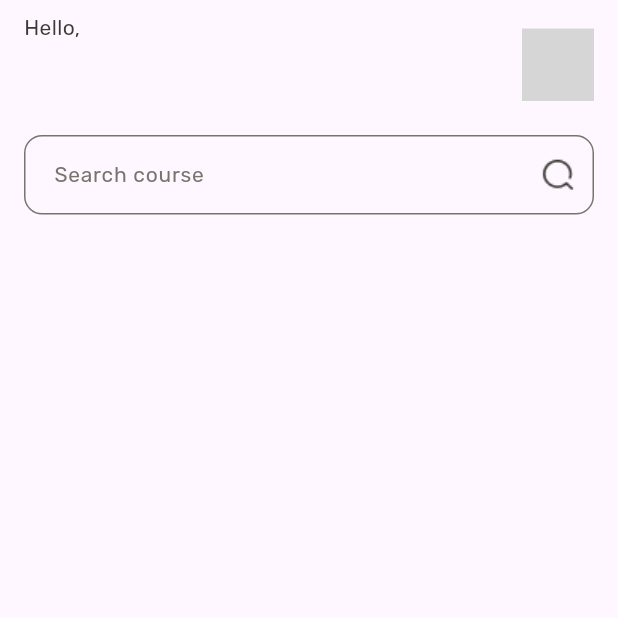
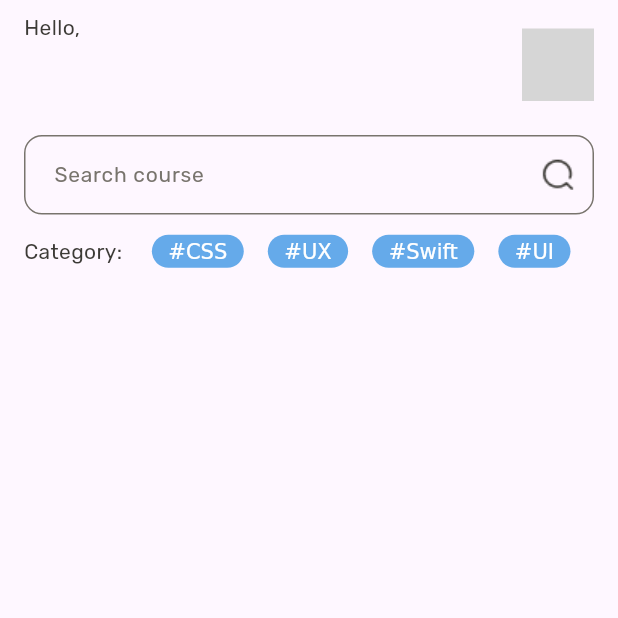
Before and after one commit to PhamHongTham/course_edtech, a Flutter app: the HomeScreen screen opened directly, on a phone screen of 412 x 824 dp, the top half of it. Run offline on Flutter 3.47's test engine with Material 2 defaults, Android fonts, the phone set to English and light mode, and no system bars; our stand-ins replace firebase_auth, firebase_core, flutter_svg; accounts and stored records are empty; grey boxes are pictures that could not be loaded.

Commit message:
done home

```diff
--- /dev/null
+++ b/lib/components/tags/custom_tag.dart
@@ -0,0 +1,30 @@
+import 'package:course_edtech/res/app_color.dart';
+import 'package:flutter/material.dart';
+
+class Customtag extends StatelessWidget {
+  const Customtag({
+    super.key,
+    required this.textSymbol,
+    required this.textTitle,
+  });
+  final String? textSymbol;
+  final String? textTitle;
+  @override
+  Widget build(BuildContext context) {
+    return Container(
+      padding: EdgeInsets.symmetric(horizontal: 11.0, vertical: 3.0),
+      decoration: BoxDecoration(
+        color: AppColor.h65AAEA,
+        borderRadius: BorderRadius.circular(12.0),
+      ),
+      child: RichText(
+        text: TextSpan(
+          children: [
+            TextSpan(text: textSymbol),
+            TextSpan(text: textTitle),
+          ],
+        ),
+      ),
+    );
+  }
+}
--- a/lib/components/textformfield/search_form.dart
+++ b/lib/components/textformfield/search_form.dart
@@ -1 +1,40 @@
-class CustomSearch {}
+import 'package:course_edtech/gen/assets.gen.dart';
+import 'package:course_edtech/res/app_color.dart';
+import 'package:course_edtech/res/app_style.dart';
+import 'package:flutter/material.dart';
+
+class CustomSearch extends StatelessWidget {
+  const CustomSearch({
+    super.key,
+    required this.hintText,
+    required this.hintStyle,
+  });
+  final String? hintText;
+  final TextStyle? hintStyle;
+  @override
+  Widget build(BuildContext context) {
+    return TextFormField(
+      style: AppStyle.f14_w400_h78746D,
+      decoration: InputDecoration(
+        hintText: hintText,
+        hintStyle: hintStyle,
+        suffixIcon: Image.asset(
+          Assets.images.search.path,
+          color: AppColor.h3C3A36,
+        ),
+        enabledBorder: OutlineInputBorder(
+          borderSide: const BorderSide(color: AppColor.h78746D),
+          borderRadius: BorderRadius.circular(12.0),
+        ),
+        contentPadding: const EdgeInsetsDirectional.all(16.0),
+        // border: OutlineInputBorder(
+        //   borderRadius: BorderRadius.circular(12.0),
+        // ),
+        focusedBorder: OutlineInputBorder(
+          borderSide: const BorderSide(color: AppColor.h78746D),
+          borderRadius: BorderRadius.circular(12.0),
+        ),
+      ),
+    );
+  }
+}
--- a/lib/components/textformfield/text_form_field.dart
+++ b/lib/components/textformfield/text_form_field.dart
@@ -1,5 +1,3 @@
-// ignore_for_file: public_member_api_docs, sort_constructors_first
-import 'package:course_edtech/utils/validator.dart';
 import 'package:flutter/material.dart';
 
 import 'package:course_edtech/res/app_color.dart';
--- /dev/null
+++ b/lib/models/category_model.dart
@@ -0,0 +1,29 @@
+class CategoryModel {
+  String? id;
+  String? name;
+  CategoryModel();
+}
+
+List<CategoryModel> listcate = [
+  CategoryModel()
+    ..id = '1'
+    ..name = 'CSS',
+  CategoryModel()
+    ..id = '2'
+    ..name = 'UX',
+  CategoryModel()
+    ..id = '3'
+    ..name = 'Swift',
+  CategoryModel()
+    ..id = '4'
+    ..name = 'UI',
+  // CategoryModel()
+  //   ..id = '5'
+  //   ..name = '#CSS',
+  // CategoryModel()
+  //   ..id = '6'
+  //   ..name = '#CSS',
+  // CategoryModel()
+  //   ..id = '7'
+  //   ..name = '#CSS',
+];
--- a/lib/screens/home_screen/home_screen.dart
+++ b/lib/screens/home_screen/home_screen.dart
@@ -1,5 +1,9 @@
+import 'package:course_edtech/components/buttons/custom_button.dart';
+import 'package:course_edtech/components/tags/custom_tag.dart';
+import 'package:course_edtech/components/textformfield/search_form.dart';
 import 'package:course_edtech/components/textformfield/text_form_field.dart';
 import 'package:course_edtech/gen/assets.gen.dart';
+import 'package:course_edtech/models/category_model.dart';
 import 'package:course_edtech/res/app_color.dart';
 import 'package:course_edtech/res/app_style.dart';
 import 'package:firebase_auth/firebase_auth.dart';
@@ -46,28 +50,33 @@ class HomeScreen extends StatelessWidget {
                   ],
                 ),
                 const SizedBox(height: 12.0),
-                TextFormField(
-                  style: AppStyle.f14_w400_h78746D,
-                  decoration: InputDecoration(
-                    hintText: 'Search course',
-                    hintStyle: AppStyle.f14_w400_h78746D,
-                    suffixIcon: Image.asset(
-                      Assets.images.search.path,
-                      color: AppColor.h3C3A36,
+                const CustomSearch(
+                  hintText: 'Search course',
+                  hintStyle: AppStyle.f14_w400_h78746D,
+                ),
+                const SizedBox(height: 13.5),
+                Row(
+                  children: [
+                    Text(
+                      'Category: ',
+                      style: AppStyle.f14_w400_h3C3A36,
                     ),
-                    enabledBorder: OutlineInputBorder(
-                      borderSide: const BorderSide(color: AppColor.h78746D),
-                      borderRadius: BorderRadius.circular(12.0),
-                    ),
-                    contentPadding: const EdgeInsetsDirectional.all(16.0),
-                    // border: OutlineInputBorder(
-                    //   borderRadius: BorderRadius.circular(12.0),
-                    // ),
-                    focusedBorder: OutlineInputBorder(
-                      borderSide: const BorderSide(color: AppColor.h78746D),
-                      borderRadius: BorderRadius.circular(12.0),
-                    ),
-                  ),
+                    SizedBox(width: 16.0),
+                    ...List.generate(
+                      listcate.length,
+                      (index) {
+                        return Row(
+                          children: [
+                            Customtag(
+                              textSymbol: '#',
+                              textTitle: '${listcate[index].name}',
+                            ),
+                            SizedBox(width: 16.0),
+                          ],
+                        );
+                      },
+                    )
+                  ],
                 )
               ],
             ),
```
